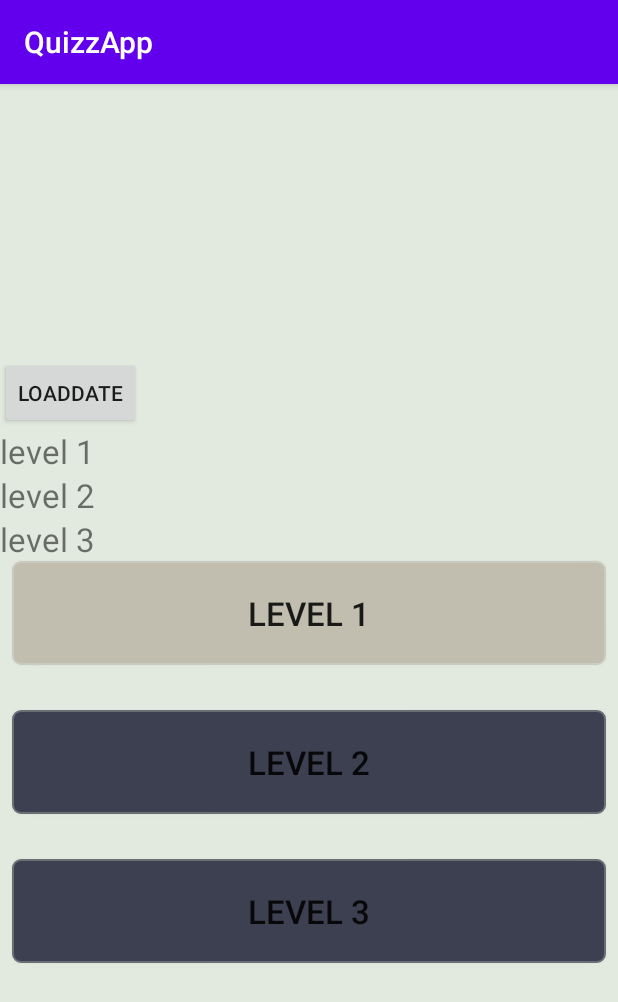
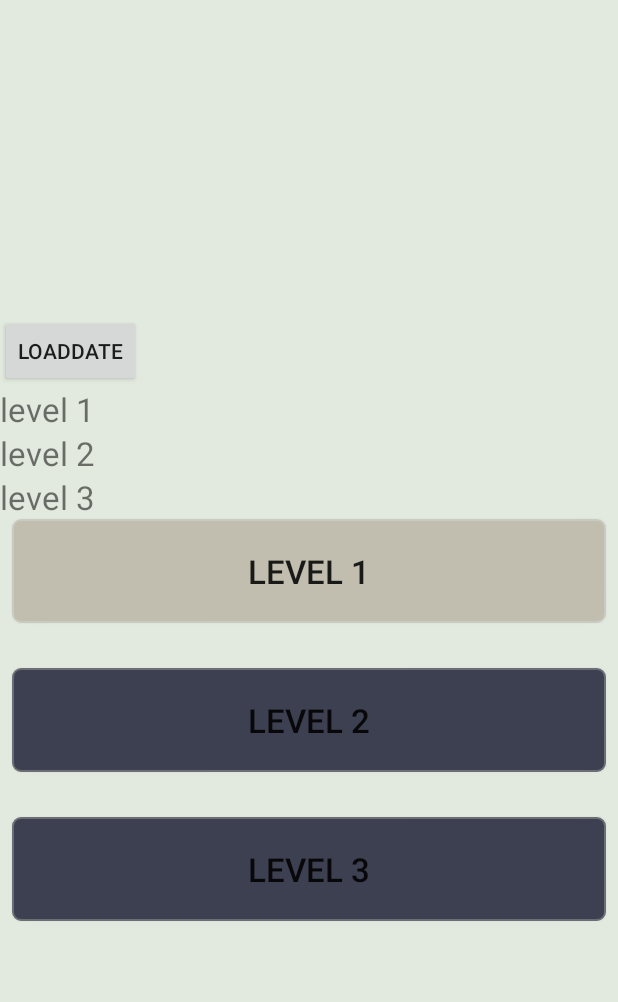
Before and after one commit to PhuTNPH17442/QuizzApp, an Android app: the CategoryActivity screen opened directly, with no data from a screen before it, after a tap on "TỔNG HỢP", on a phone screen of 412 x 824 dp. Shown: the top 1002 px of the screen. Run offline under Robolectric (Android 15) with nearby library versions, the phone set to English and light mode, and no system bars.

Commit message:
LeDuong commit

```diff
--- a/app/build.gradle
+++ b/app/build.gradle
@@ -36,4 +36,6 @@ dependencies {
     testImplementation 'junit:junit:4.+'
     androidTestImplementation 'androidx.test.ext:junit:1.1.3'
     androidTestImplementation 'androidx.test.espresso:espresso-core:3.4.0'
+
+    implementation "androidx.preference:preference:1.1.0"
 }
--- a/app/src/main/java/com/example/quizzapp/quizzLDSection/Activities/CategoryActivity.java
+++ b/app/src/main/java/com/example/quizzapp/quizzLDSection/Activities/CategoryActivity.java
@@ -4,6 +4,7 @@ import android.content.Context;
 import android.content.Intent;
 import android.content.SharedPreferences;
 import android.os.Bundle;
+import android.util.Log;
 import android.view.View;
 import android.widget.Button;
 
@@ -160,4 +161,18 @@ public class CategoryActivity extends AppCompatActivity implements View.OnClickL
 
         super.onBackPressed();
     }
+
+    @Override
+    protected void onStop() {
+        super.onStop();
+        Log.i("BUGBUG","onStop() in CategoryActivity");
+        finish();
+    }
+
+    @Override
+    protected void onDestroy() {
+        super.onDestroy();
+        Log.i("BUGBUG","onDestroy() in CategoryActivity");
+        finish();
+    }
 }
--- a/app/src/main/java/com/example/quizzapp/quizzLDSection/Activities/QuizActivity.java
+++ b/app/src/main/java/com/example/quizzapp/quizzLDSection/Activities/QuizActivity.java
@@ -19,7 +19,6 @@ import android.widget.Toast;
 import androidx.appcompat.app.AppCompatActivity;
 import androidx.core.content.ContextCompat;
 
-import com.example.quizzapp.MainActivity;
 import com.example.quizzapp.quizzLDSection.Audio.PlayAudioForAnswer;
 import com.example.quizzapp.quizzLDSection.Dialog.CorrectDialog;
 import com.example.quizzapp.quizzLDSection.Dialog.TimerDialog;
@@ -60,8 +59,6 @@ public class QuizActivity extends AppCompatActivity {
     int FLAG = 0;
 
     int score = 0;
-
-    private int totalSizeOfQuiz = 0;
 
     private static final long COUNT_IN_MILLIS = 30000;
     private CountDownTimer countDownTimer;
--- a/app/src/main/java/com/example/quizzapp/quizzLDSection/Audio/PlayAudioForAnswer.java
+++ b/app/src/main/java/com/example/quizzapp/quizzLDSection/Audio/PlayAudioForAnswer.java
@@ -42,6 +42,7 @@ public class PlayAudioForAnswer {
         mediaPlayer.setOnPreparedListener(new MediaPlayer.OnPreparedListener() {
             @Override
             public void onPrepared(MediaPlayer mp) {
+                //bắt đầu chạy
                 mediaPlayer.start();
             }
         });
@@ -49,6 +50,7 @@ public class PlayAudioForAnswer {
         mediaPlayer.setOnCompletionListener(new MediaPlayer.OnCompletionListener() {
             @Override
             public void onCompletion(MediaPlayer mp) {
+                //ngừng
                 mediaPlayer.release();
             }
         });
--- a/app/src/main/res/values-night/themes.xml
+++ b/app/src/main/res/values-night/themes.xml
@@ -1,6 +1,6 @@
 <resources xmlns:tools="http://schemas.android.com/tools">
     <!-- Base application theme. -->
-    <style name="Theme.QuizzApp" parent="Theme.AppCompat.DayNight.DarkActionBar">
+    <style name="Theme.QuizzApp" parent="Theme.AppCompat.DayNight.NoActionBar">
         <!-- Primary brand color. -->
         <item name="colorPrimary">@color/purple_200</item>
         <item name="colorPrimaryVariant">@color/purple_700</item>
--- a/app/src/main/res/values/themes.xml
+++ b/app/src/main/res/values/themes.xml
@@ -1,6 +1,6 @@
 <resources xmlns:tools="http://schemas.android.com/tools">
     <!-- Base application theme. -->
-    <style name="Theme.QuizzApp" parent="Theme.AppCompat.DayNight.DarkActionBar">
+    <style name="Theme.QuizzApp" parent="Theme.AppCompat.DayNight.NoActionBar">
         <!-- Primary brand color. -->
         <item name="colorPrimary">@color/purple_500</item>
         <item name="colorPrimaryVariant">@color/purple_700</item>
```
Also changed, not shown: app/src/main/java/com/example/quizzapp/quizzLDSection/Activities/AllLevelsActivity.java (+13 -0 lines), app/src/main/java/com/example/quizzapp/quizzLDSection/Activities/HistoryLevelsActivity.java (+13 -0 lines).
